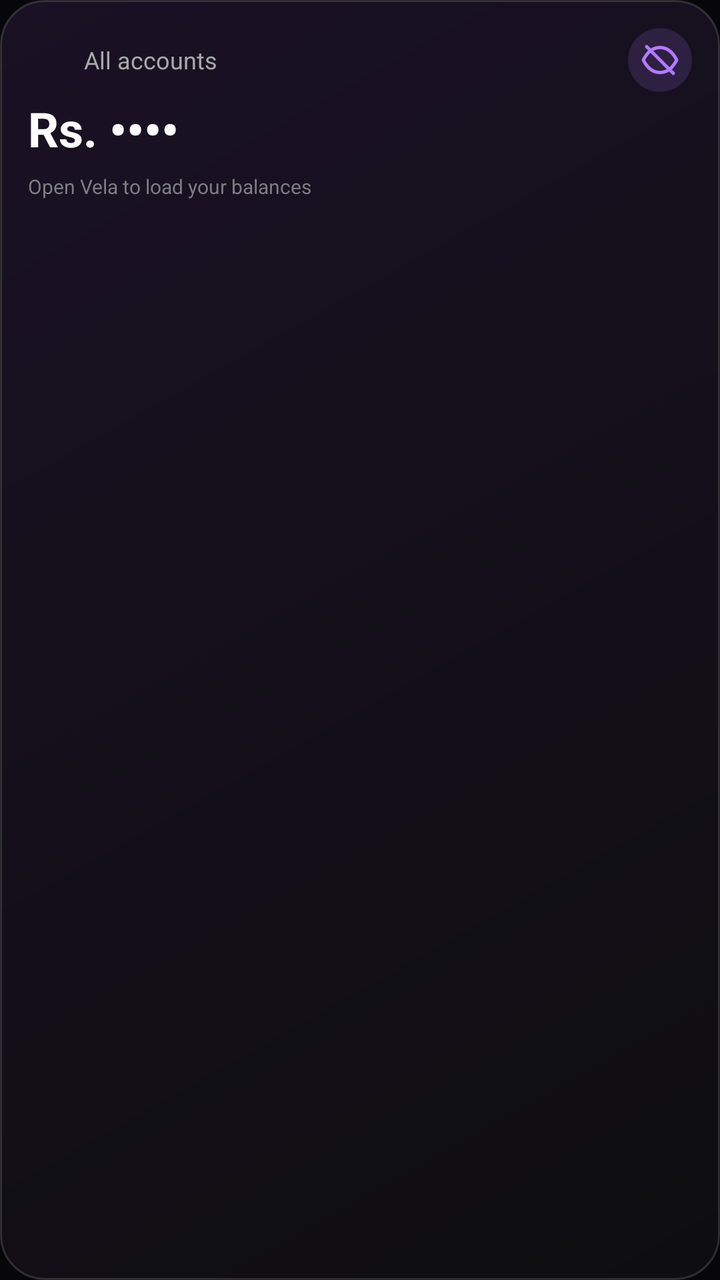
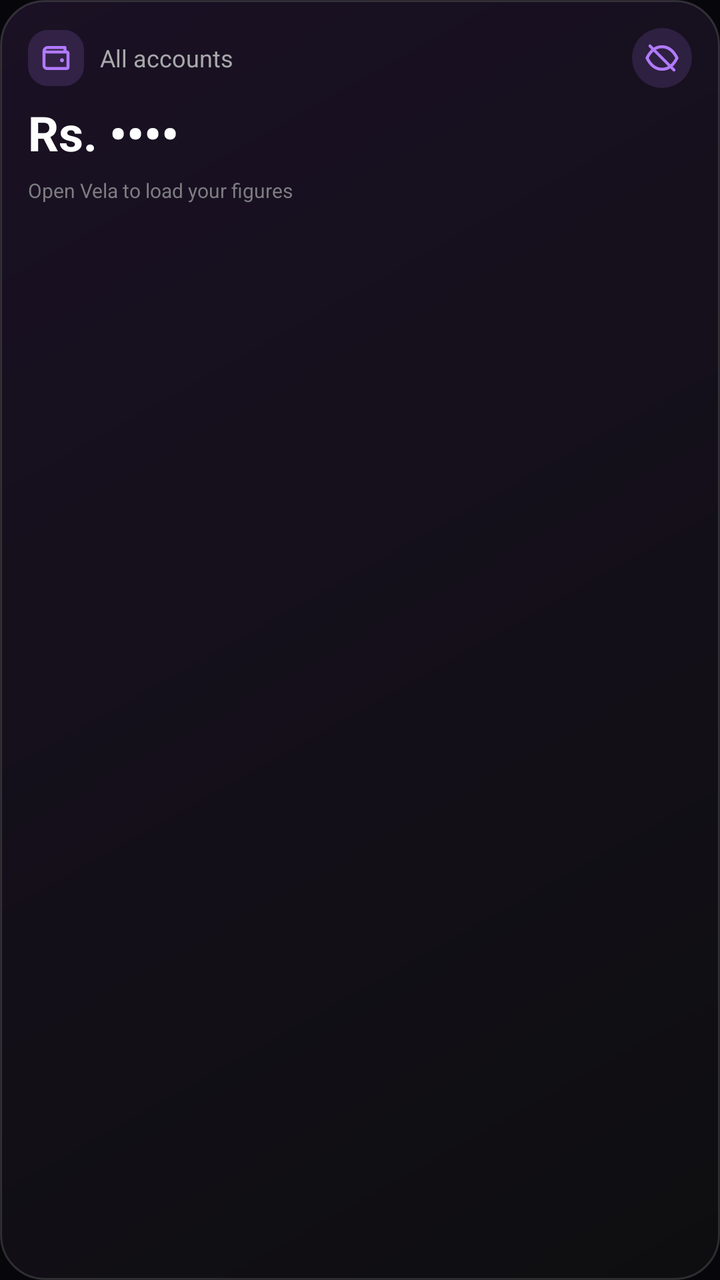

An Android layout rendered at two revisions. The XML below is the earlier revision; the diff shows what the commit changed to produce the second picture.
<!-- AndroidManifest.xml: application theme AppTheme -->
<!-- res/layout/widget_balance.xml -->
<?xml version="1.0" encoding="utf-8"?>
<LinearLayout xmlns:android="http://schemas.android.com/apk/res/android"
    android:id="@+id/w_body"
    android:layout_width="match_parent"
    android:layout_height="match_parent"
    android:orientation="vertical"
    android:padding="14dp"
    android:background="@drawable/widget_bg">

    <LinearLayout
        android:layout_width="match_parent"
        android:layout_height="wrap_content"
        android:orientation="horizontal"
        android:gravity="center_vertical">
        <ImageView
            android:layout_width="20dp"
            android:layout_height="20dp"
            android:src="@mipmap/ic_launcher_round"
            android:contentDescription="@null" />
        <TextView
            android:id="@+id/w_title"
            android:layout_width="0dp"
            android:layout_height="wrap_content"
            android:layout_weight="1"
            android:layout_marginStart="8dp"
            android:text="All accounts"
            android:textColor="#A8A8AA"
            android:textSize="12sp"
            android:maxLines="1"
            android:ellipsize="end" />
        <ImageView
            android:id="@+id/w_eye"
            android:layout_width="32dp"
            android:layout_height="32dp"
            android:padding="6dp"
            android:background="@drawable/widget_eye_bg"
            android:src="@drawable/ic_widget_eye_off"
            android:contentDescription="Show amounts" />
    </LinearLayout>

    <TextView
        android:id="@+id/w_total"
        android:layout_width="match_parent"
        android:layout_height="wrap_content"
        android:layout_marginTop="2dp"
        android:text="Rs. ••••"
        android:textColor="#FFFFFF"
        android:textSize="24sp"
        android:textStyle="bold"
        android:maxLines="1"
        android:ellipsize="end" />

    <TextView
        android:id="@+id/w_sub"
        android:layout_width="match_parent"
        android:layout_height="wrap_content"
        android:textColor="#A8A8AA"
        android:textSize="11sp"
        android:maxLines="1"
        android:ellipsize="end"
        android:visibility="gone" />

    <LinearLayout android:id="@+id/w_row1" style="@style/VelaWidgetRow" android:visibility="gone">
        <TextView android:id="@+id/w_name1" style="@style/VelaWidgetName" />
        <TextView android:id="@+id/w_amt1" style="@style/VelaWidgetAmount" />
    </LinearLayout>
    <LinearLayout android:id="@+id/w_row2" style="@style/VelaWidgetRow" android:visibility="gone">
        <TextView android:id="@+id/w_name2" style="@style/VelaWidgetName" />
        <TextView android:id="@+id/w_amt2" style="@style/VelaWidgetAmount" />
    </LinearLayout>
    <LinearLayout android:id="@+id/w_row3" style="@style/VelaWidgetRow" android:visibility="gone">
        <TextView android:id="@+id/w_name3" style="@style/VelaWidgetName" />
        <TextView android:id="@+id/w_amt3" style="@style/VelaWidgetAmount" />
    </LinearLayout>
    <LinearLayout android:id="@+id/w_row4" style="@style/VelaWidgetRow" android:visibility="gone">
        <TextView android:id="@+id/w_name4" style="@style/VelaWidgetName" />
        <TextView android:id="@+id/w_amt4" style="@style/VelaWidgetAmount" />
    </LinearLayout>

    <TextView
        android:id="@+id/w_updated"
        android:layout_width="match_parent"
        android:layout_height="wrap_content"
        android:layout_marginTop="6dp"
        android:text="Open Vela to load your balances"
        android:textColor="#7D7D82"
        android:textSize="10sp"
        android:maxLines="1" />
</LinearLayout>
<!-- resources referenced by this layout -->
<resources>
  <!-- drawable ic_widget_eye_off (drawable) -->
  <vector xmlns:android="http://schemas.android.com/apk/res/android" android:width="24dp" android:height="24dp" android:viewportWidth="24" android:viewportHeight="24">
      <path android:strokeColor="#B17AFF" android:strokeWidth="2" android:strokeLineCap="round" android:strokeLineJoin="round" android:fillColor="#00000000"
          android:pathData="M2,12C4.5,7 8,4.5 12,4.5S19.5,7 22,12C19.5,17 16,19.5 12,19.5S4.5,17 2,12Z" />
      <path android:strokeColor="#B17AFF" android:strokeWidth="2" android:strokeLineCap="round" android:fillColor="#00000000" android:pathData="M4,4L20,20" />
  </vector>
  <!-- drawable widget_bg (drawable) -->
  <?xml version="1.0" encoding="utf-8"?>
  <shape xmlns:android="http://schemas.android.com/apk/res/android" android:shape="rectangle">
      <gradient android:angle="315" android:startColor="#FF1A1124" android:endColor="#FF0E0E10" />
      <corners android:radius="22dp" />
      <stroke android:width="1dp" android:color="#24FFFFFF" />
  </shape>
  <!-- drawable widget_eye_bg (drawable) -->
  <?xml version="1.0" encoding="utf-8"?>
  <shape xmlns:android="http://schemas.android.com/apk/res/android" android:shape="oval">
      <solid android:color="#26B17AFF" />
  </shape>
  <!-- mipmap ic_launcher_round (mipmap-anydpi-v26) -->
  <?xml version="1.0" encoding="utf-8"?>
  <adaptive-icon xmlns:android="http://schemas.android.com/apk/res/android">
      <background>
          <inset android:drawable="@mipmap/ic_launcher_background" android:inset="16.7%" />
      </background>
      <foreground>
          <inset android:drawable="@mipmap/ic_launcher_foreground" android:inset="16.7%" />
      </foreground>
  </adaptive-icon>
  <style name="VelaWidgetAmount">
          <item name="android:layout_width">wrap_content</item>
          <item name="android:layout_height">wrap_content</item>
          <item name="android:textColor">#EDEDEE</item>
          <item name="android:textSize">12sp</item>
          <item name="android:textStyle">bold</item>
          <item name="android:layout_marginStart">8dp</item>
      </style>
  <style name="VelaWidgetName">
          <item name="android:layout_width">0dp</item>
          <item name="android:layout_height">wrap_content</item>
          <item name="android:layout_weight">1</item>
          <item name="android:textColor">#A8A8AA</item>
          <item name="android:textSize">12sp</item>
          <item name="android:maxLines">1</item>
          <item name="android:ellipsize">end</item>
      </style>
  <style name="VelaWidgetRow">
          <item name="android:layout_width">match_parent</item>
          <item name="android:layout_height">wrap_content</item>
          <item name="android:orientation">horizontal</item>
          <item name="android:layout_marginTop">4dp</item>
      </style>
  <style name="AppTheme" parent="Theme.AppCompat.DayNight.NoActionBar">
          <item name="colorPrimary">@color/vela_bg</item>
          <item name="colorPrimaryDark">@color/vela_bg</item>
          <item name="colorAccent">@color/vela_violet</item>
          <item name="android:statusBarColor">@color/vela_bg</item>
          <item name="android:navigationBarColor">@color/vela_bg</item>
          <item name="android:windowBackground">@color/vela_bg</item>
      </style>
  <color name="vela_bg">#07070B</color>
  <color name="vela_violet">#A07BFF</color>
</resources>

<!-- the commit's change to res/layout/widget_balance.xml (unified diff, before → after) -->
@@ -13,9 +13,12 @@
         android:orientation="horizontal"
         android:gravity="center_vertical">
         <ImageView
-            android:layout_width="20dp"
-            android:layout_height="20dp"
-            android:src="@mipmap/ic_launcher_round"
+            android:id="@+id/w_icon"
+            android:layout_width="28dp"
+            android:layout_height="28dp"
+            android:padding="5dp"
+            android:background="@drawable/widget_badge_balances"
+            android:src="@drawable/ic_w_balances"
             android:contentDescription="@null" />
         <TextView
             android:id="@+id/w_title"
@@ -30,8 +33,8 @@
             android:ellipsize="end" />
         <ImageView
             android:id="@+id/w_eye"
-            android:layout_width="32dp"
-            android:layout_height="32dp"
+            android:layout_width="30dp"
+            android:layout_height="30dp"
             android:padding="6dp"
             android:background="@drawable/widget_eye_bg"
             android:src="@drawable/ic_widget_eye_off"
@@ -42,7 +45,7 @@
         android:id="@+id/w_total"
         android:layout_width="match_parent"
         android:layout_height="wrap_content"
-        android:layout_marginTop="2dp"
+        android:layout_marginTop="6dp"
         android:text="Rs. ••••"
         android:textColor="#FFFFFF"
         android:textSize="24sp"
@@ -82,7 +85,7 @@
         android:layout_width="match_parent"
         android:layout_height="wrap_content"
         android:layout_marginTop="6dp"
-        android:text="Open Vela to load your balances"
+        android:text="Open Vela to load your figures"
         android:textColor="#7D7D82"
         android:textSize="10sp"
         android:maxLines="1" />
<!-- resource entries referenced after the edit -->
@@ -1,11 +1,24 @@
 <!-- resources referenced by this layout -->
 <resources>
+  <!-- drawable ic_w_balances (drawable) -->
+  <?xml version="1.0" encoding="utf-8"?>
+  <vector xmlns:android="http://schemas.android.com/apk/res/android" android:width="24dp" android:height="24dp" android:viewportWidth="24" android:viewportHeight="24">
+      <path android:strokeColor="#B17AFF" android:strokeWidth="2" android:strokeLineJoin="round" android:fillColor="#00000000" android:pathData="M4,7.5C4,6.1 5.1,5 6.5,5H18v3"/>
+      <path android:strokeColor="#B17AFF" android:strokeWidth="2" android:strokeLineJoin="round" android:fillColor="#00000000" android:pathData="M4,7.5V17c0,1.1 0.9,2 2,2h13c0.6,0 1,-0.4 1,-1V9c0,-0.6 -0.4,-1 -1,-1H6.5C5.1,8 4,7.5 4,7.5Z"/>
+      <path android:fillColor="#B17AFF" android:pathData="M16,12.2a1.3,1.3 0 1,1 0,2.6a1.3,1.3 0 1,1 0,-2.6Z"/>
+  </vector>
   <!-- drawable ic_widget_eye_off (drawable) -->
   <vector xmlns:android="http://schemas.android.com/apk/res/android" android:width="24dp" android:height="24dp" android:viewportWidth="24" android:viewportHeight="24">
       <path android:strokeColor="#B17AFF" android:strokeWidth="2" android:strokeLineCap="round" android:strokeLineJoin="round" android:fillColor="#00000000"
           android:pathData="M2,12C4.5,7 8,4.5 12,4.5S19.5,7 22,12C19.5,17 16,19.5 12,19.5S4.5,17 2,12Z" />
       <path android:strokeColor="#B17AFF" android:strokeWidth="2" android:strokeLineCap="round" android:fillColor="#00000000" android:pathData="M4,4L20,20" />
   </vector>
+  <!-- drawable widget_badge_balances (drawable) -->
+  <?xml version="1.0" encoding="utf-8"?>
+  <shape xmlns:android="http://schemas.android.com/apk/res/android" android:shape="rectangle">
+      <solid android:color="#29B17AFF" />
+      <corners android:radius="10dp" />
+  </shape>
   <!-- drawable widget_bg (drawable) -->
   <?xml version="1.0" encoding="utf-8"?>
   <shape xmlns:android="http://schemas.android.com/apk/res/android" android:shape="rectangle">
@@ -18,16 +31,6 @@
   <shape xmlns:android="http://schemas.android.com/apk/res/android" android:shape="oval">
       <solid android:color="#26B17AFF" />
   </shape>
-  <!-- mipmap ic_launcher_round (mipmap-anydpi-v26) -->
-  <?xml version="1.0" encoding="utf-8"?>
-  <adaptive-icon xmlns:android="http://schemas.android.com/apk/res/android">
-      <background>
-          <inset android:drawable="@mipmap/ic_launcher_background" android:inset="16.7%" />
-      </background>
-      <foreground>
-          <inset android:drawable="@mipmap/ic_launcher_foreground" android:inset="16.7%" />
-      </foreground>
-  </adaptive-icon>
   <style name="VelaWidgetAmount">
           <item name="android:layout_width">wrap_content</item>
           <item name="android:layout_height">wrap_content</item>
